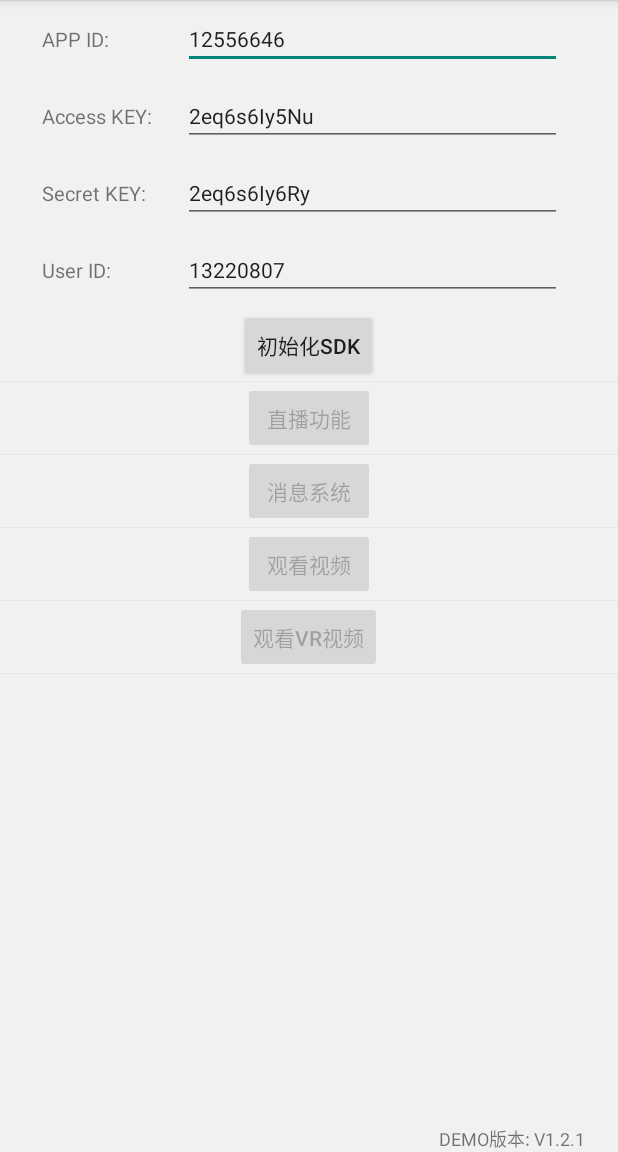
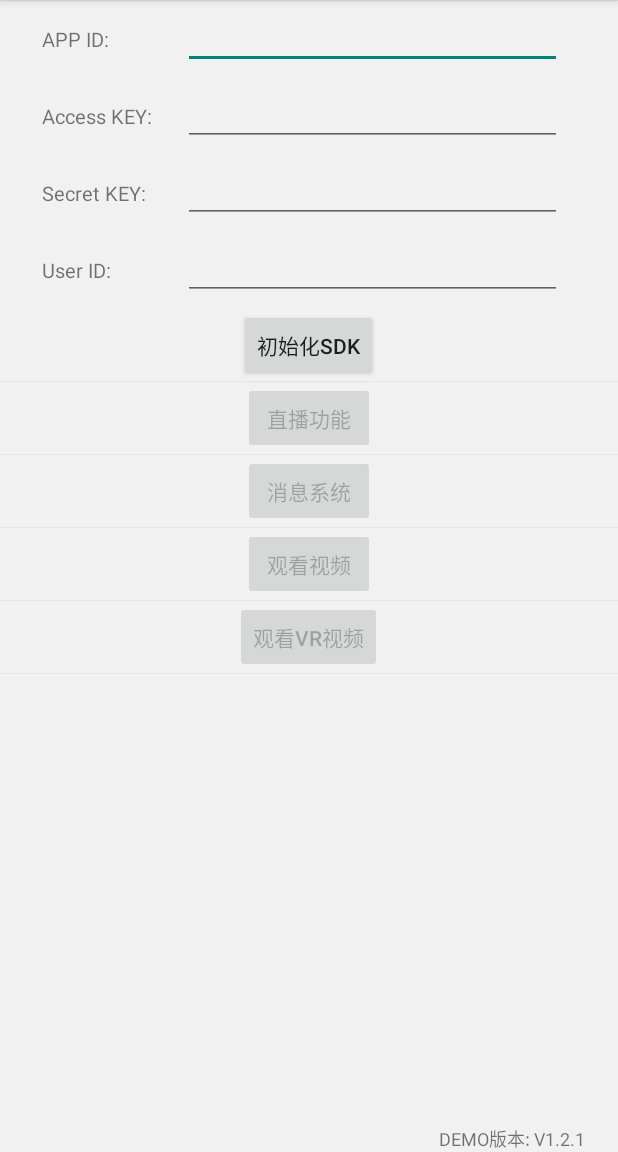
Before and after one commit to easyvaas/EasyLive_Android, an Android app: the screen it shows after launch (MainActivity), on a phone screen of 412 x 824 dp, the part 84-1236 px from its top. Run offline under Robolectric (Android 15) with nearby library versions, the phone set to English and light mode, and no system bars; libraries missing offline, so code that uses them is left out: com.uuzuche.lib_zxing; 2 statements that could not run were skipped.

Commit message:
Doc: remove info

```diff
--- a/demo/src/main/java/com/easyvaas/sdk/demo/MainActivity.java
+++ b/demo/src/main/java/com/easyvaas/sdk/demo/MainActivity.java
@@ -17,14 +17,10 @@ import com.easyvaas.sdk.demo.utils.SingleToast;
 public class MainActivity extends AppCompatActivity {
     private final static String TAG = MainActivity.class.getSimpleName();
 
-    private final static String APP_ID = "12556646";
-    private final static String ACCESS_KEY = "2eq6s6Iy5Nu";
-    private final static String SECRET_KEY = "2eq6s6Iy6Ry";
-    private final static String USER_ID = "13220807";
-    /*private final static String APP_ID = "53957274";
-    private final static String ACCESS_KEY = "4K7kw4udnnq";
-    private final static String SECRET_KEY = "1ZHE3Oe6CA085YAW3yk3KTlx1otXsK2F";
-    private final static String USER_ID = "";*/
+    private final static String APP_ID = "";
+    private final static String ACCESS_KEY = "";
+    private final static String SECRET_KEY = "";
+    private final static String USER_ID = "";
 
     private EditText appIdEt;
     private EditText accessKeyEt;
```
